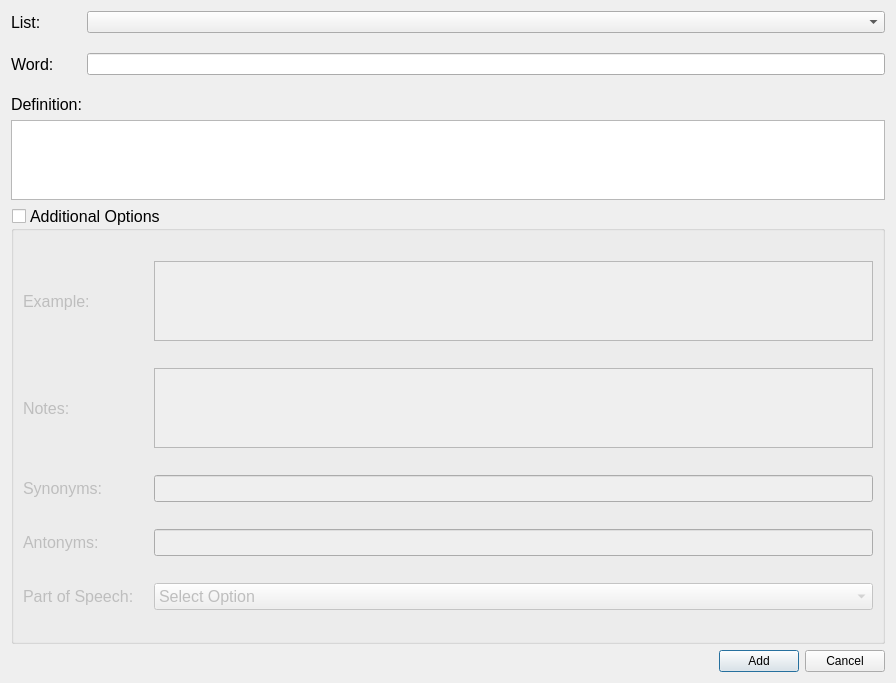
Qt form Development/Source_Code/addcardwindow.ui (TheSizzlingDefense/IA_Project) before a commit.
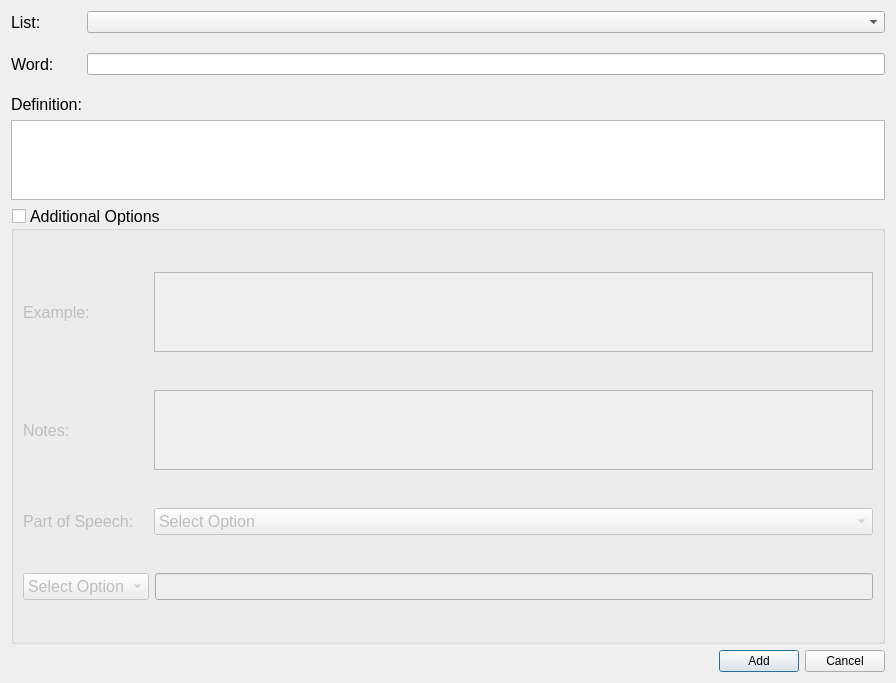
The same form after that commit.

Patch:
```diff
--- a/Development/Source_Code/addcardwindow.ui
+++ b/Development/Source_Code/addcardwindow.ui
@@ -196,56 +196,6 @@
         </item>
        </layout>
       </item>
-      <item>
-       <layout class="QHBoxLayout" name="horizontalLayout">
-        <item>
-         <widget class="QLabel" name="synonymsLabel">
-          <property name="maximumSize">
-           <size>
-            <width>125</width>
-            <height>16777215</height>
-           </size>
-          </property>
-          <property name="font">
-           <font>
-            <pointsize>12</pointsize>
-           </font>
-          </property>
-          <property name="text">
-           <string>Synonyms:            </string>
-          </property>
-         </widget>
-        </item>
-        <item>
-         <widget class="QLineEdit" name="synonymsInput"/>
-        </item>
-       </layout>
-      </item>
-      <item>
-       <layout class="QHBoxLayout" name="horizontalLayout_5">
-        <item>
-         <widget class="QLabel" name="antonymsLabel">
-          <property name="maximumSize">
-           <size>
-            <width>125</width>
-            <height>16777215</height>
-           </size>
-          </property>
-          <property name="font">
-           <font>
-            <pointsize>12</pointsize>
-           </font>
-          </property>
-          <property name="text">
-           <string>Antonyms:           </string>
-          </property>
-         </widget>
-        </item>
-        <item>
-         <widget class="QLineEdit" name="antonymsInput"/>
-        </item>
-       </layout>
-      </item>
       <item>
        <layout class="QHBoxLayout" name="horizontalLayout_8">
         <item>
@@ -297,6 +247,48 @@
         </item>
        </layout>
       </item>
+      <item>
+       <layout class="QHBoxLayout" name="horizontalLayout">
+        <item>
+         <widget class="QComboBox" name="comboBox">
+          <property name="minimumSize">
+           <size>
+            <width>125</width>
+            <height>0</height>
+           </size>
+          </property>
+          <item>
+           <property name="text">
+            <string>Select Option</string>
+           </property>
+          </item>
+          <item>
+           <property name="text">
+            <string>Synonym</string>
+           </property>
+          </item>
+          <item>
+           <property name="text">
+            <string>Antonym</string>
+           </property>
+          </item>
+          <item>
+           <property name="text">
+            <string>Derived From</string>
+           </property>
+          </item>
+          <item>
+           <property name="text">
+            <string>Related</string>
+           </property>
+          </item>
+         </widget>
+        </item>
+        <item>
+         <widget class="QLineEdit" name="antonymsInput"/>
+        </item>
+       </layout>
+      </item>
      </layout>
     </widget>
    </item>
```
